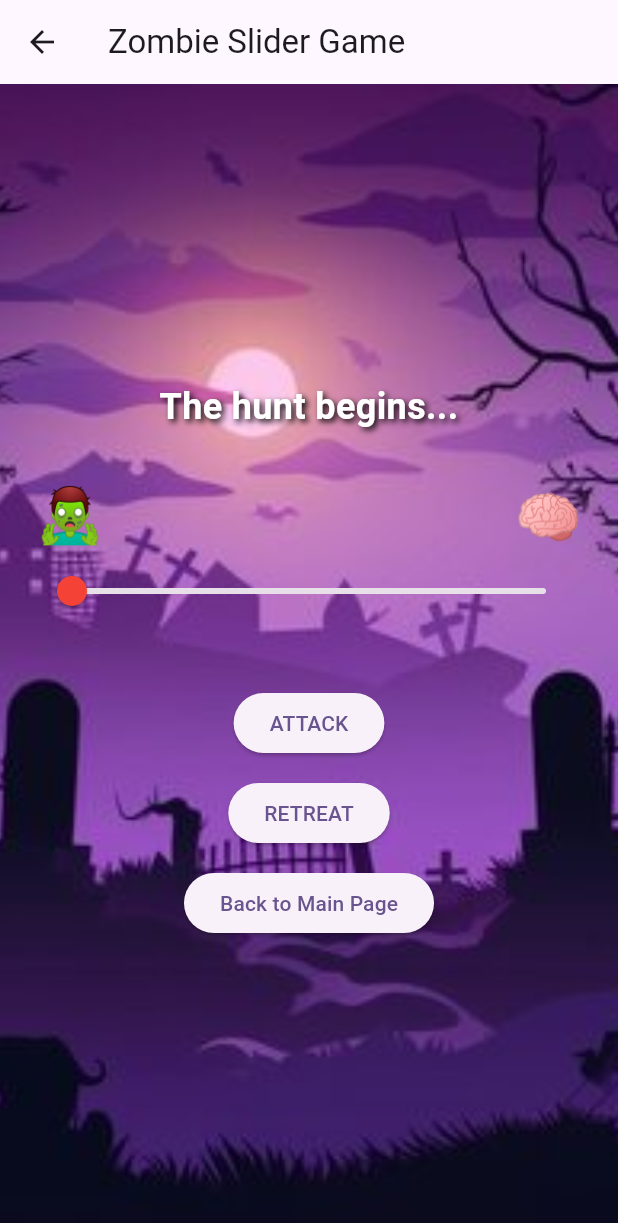
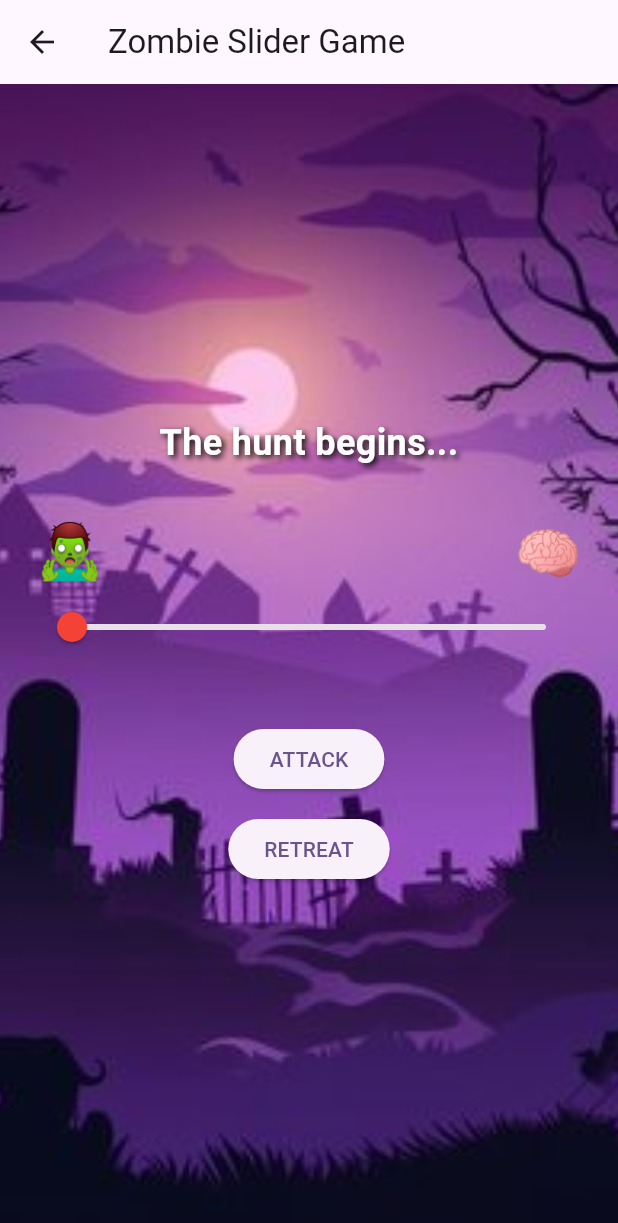
Before and after one commit to NovaAlvrx/activity9, a Flutter app: the SecondPage screen opened by its route, on a phone screen of 412 x 824 dp. Shown: the top 1223 px of the screen. Run offline on Flutter 3.47's test engine with Material 3 defaults, Android fonts, the light colour scheme and no system bars; our stand-ins replace audioplayers; missing offline and left inert: flutter_emoji.

Commit message:
removing extra back button

```diff
--- a/lib/second_page.dart
+++ b/lib/second_page.dart
@@ -161,12 +161,6 @@ class _SecondPageState extends State<SecondPage> {
                 child: const Text('RETREAT'),
               ),
               const SizedBox(height: 12),
-              ElevatedButton(
-                onPressed: () {
-                  Navigator.pop(context);
-                },
-                child: const Text('Back to Main Page'),
-              ),
             ],
           ),
         ],
```
